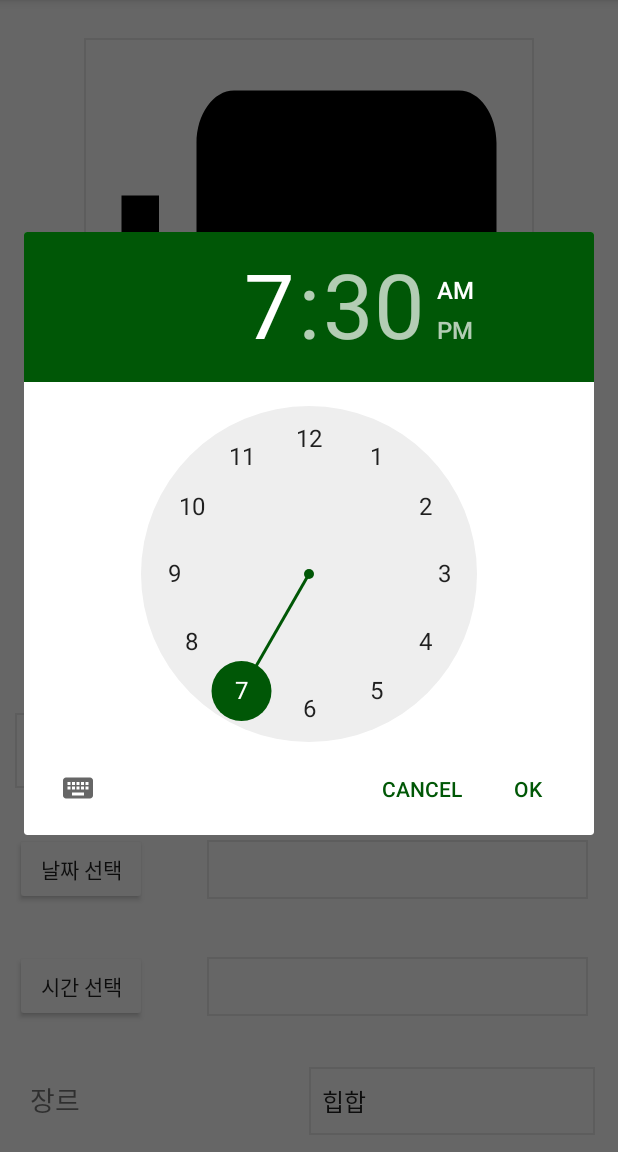
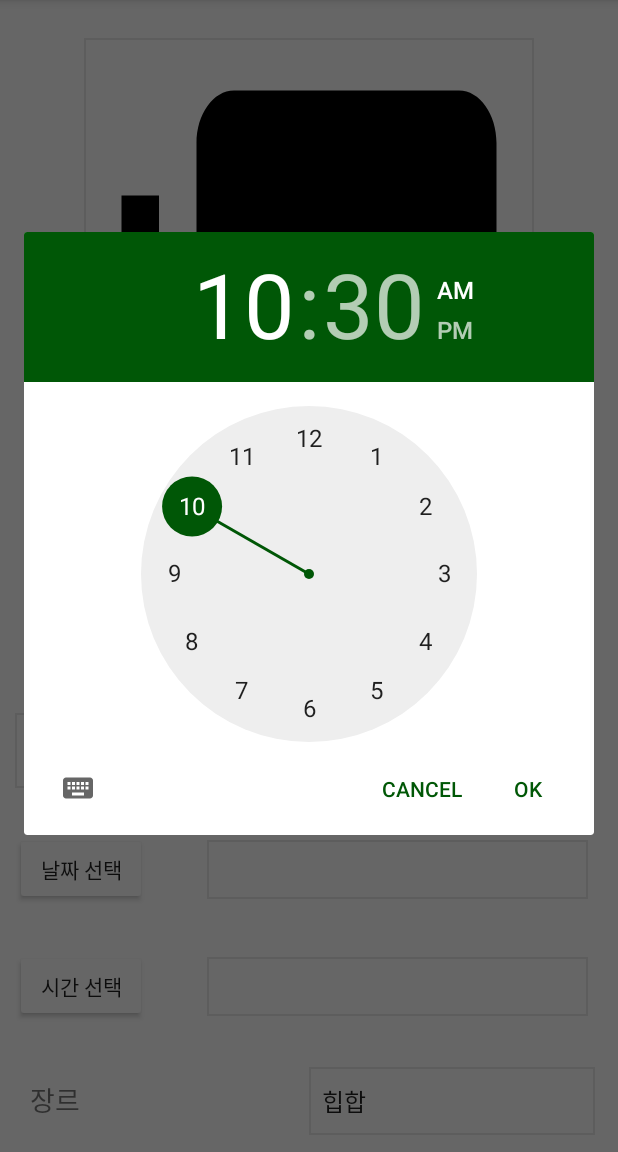
Before and after one commit to inhwaa/nssg, an Android app: the UploadPerformanceActivity screen opened directly, with no data from a screen before it, after a tap on "시간 선택", on a phone screen of 412 x 824 dp, the part 84-1236 px from its top. Run offline under Robolectric (Android 15) with nearby library versions, the phone set to English and light mode, and no system bars; our stand-ins replace Volley; 2 other taps on this screen came first.

Commit message:
UploadPerformanceActivity 캘린더 현재날짜,시간으로 초기화

```diff
--- a/app/src/main/java/com/inhwa/nan/activity/UploadPerformanceActivity.java
+++ b/app/src/main/java/com/inhwa/nan/activity/UploadPerformanceActivity.java
@@ -45,7 +45,11 @@ import com.inhwa.nan.app.AppController;
 import com.inhwa.nan.helper.SQLiteHandler;
 import com.inhwa.nan.helper.SessionManager;
 
+import java.text.DateFormat;
+import java.util.Calendar;
+import java.util.Date;
 import java.util.HashMap;
+import java.util.Locale;
 import java.util.Map;
 
 /**
@@ -118,16 +122,16 @@ public class UploadPerformanceActivity extends AppCompatActivity{
         session = new SessionManager(getApplicationContext());
 
         // Fetching user details from SQLite
-        HashMap<String, String> user = db.getUserDetails();
-        s_email = user.get("email").toString();
+//        HashMap<String, String> user = db.getUserDetails();
+//        s_email = user.get("email").toString();
 
-        Toast.makeText(getApplicationContext(), "이메일 : " + s_email, Toast.LENGTH_SHORT).show();
-        java.util.Calendar cal = java.util.Calendar.getInstance();
+        Date today = new Date ();
+        Calendar cal = Calendar.getInstance ( );
+        cal.setTime (today);
 
         year = cal.get ( cal.YEAR );
         month = cal.get ( cal.MONTH );
         day = cal.get ( cal.DATE ) ;
-
         hour = cal.get ( cal.HOUR_OF_DAY ) ;
         min = cal.get ( cal.MINUTE );
 
@@ -158,13 +162,6 @@ public class UploadPerformanceActivity extends AppCompatActivity{
         spinnerSetGenre.setOnItemSelectedListener(new AdapterView.OnItemSelectedListener() {
             public void onItemSelected(AdapterView<?> parent, View view, int position, long id) {
                 s_genre = spinnerSetGenre.getSelectedItem().toString();
-                //   Toast.makeText(getApplicationContext(), "장르 : " + s_genre, Toast.LENGTH_SHORT).show();
-               /* if(parent.getSelectedItemPosition() == 0){
-                    Toast.makeText(getApplicationContext(), "장르를 선택해줍쇼", Toast.LENGTH_SHORT).show();
-                }else {
-                    s_genre = spinnerSetGenre.getSelectedItem().toString();
-                    Toast.makeText(getApplicationContext(), "장르 : " + s_genre, Toast.LENGTH_SHORT).show();
-                }*/
             }
 
             public void onNothingSelected(AdapterView<?> parent) {
@@ -175,7 +172,6 @@ public class UploadPerformanceActivity extends AppCompatActivity{
         spinnerSetRegion.setOnItemSelectedListener(new AdapterView.OnItemSelectedListener() {
             public void onItemSelected(AdapterView<?> parent, View view, int position, long id) {
                 s_region = spinnerSetRegion.getSelectedItem().toString();
-                // Toast.makeText(getApplicationContext(), "지역 : " + s_region, Toast.LENGTH_SHORT).show();
             }
 
             public void onNothingSelected(AdapterView<?> parent) {
@@ -185,21 +181,20 @@ public class UploadPerformanceActivity extends AppCompatActivity{
         btnSetImage.setOnClickListener(new View.OnClickListener() {
             public void onClick(View v) {
                 albumAction();
-                //Toast.makeText(getApplicationContext(), "공연 홍보 이미지를 선택하세요.", Toast.LENGTH_SHORT).show();
             }
 
         });
 
         btnSetDate.setOnClickListener(new View.OnClickListener() {
             public void onClick(View v) {
-                Toast.makeText(getApplicationContext(), "공연 날짜를 선택하세요.", Toast.LENGTH_SHORT).show();
+                Toast.makeText(getApplicationContext(), "공연날짜를 선택하세요.", Toast.LENGTH_SHORT).show();
                 showDialog(DIALOG_DATE);
             }
         });
 
         btnSetTime.setOnClickListener(new View.OnClickListener() {
             public void onClick(View v) {
-                Toast.makeText(getApplicationContext(), "공연 시간 선택.", Toast.LENGTH_LONG).show();
+                Toast.makeText(getApplicationContext(), "공연시간을 선택하세요.", Toast.LENGTH_LONG).show();
                 showDialog(DIALOG_TIME);
             }
         });
@@ -262,10 +257,9 @@ public class UploadPerformanceActivity extends AppCompatActivity{
                                 s_year = year;
                                 s_month = month + 1;
                                 s_day = dayOfMonth;
-
-                                date_view.setText(s_year + "년 " + s_month + "월 " + s_day + "일 ");
+                                date_view.setText(s_year + "/" + s_month + "/" + s_day);
                             }
-                        }, 2017, 6, 25); //오늘 날짜로 초기화 하고싶다
+                        }, year, month, day); //오늘 날짜로 초기화 하고싶다
                 return dpd;
 
             case DIALOG_TIME:
@@ -276,10 +270,11 @@ public class UploadPerformanceActivity extends AppCompatActivity{
                                 Toast.makeText(getApplicationContext(),
                                         hourOfDay + "시 " + minute + "분을 선택했습니다",
                                         Toast.LENGTH_SHORT).show();
-
-                                time_view.setText(hourOfDay + "시" + minute + "분");
+                                s_hour = hourOfDay;
+                                s_min = minute;
+                                time_view.setText(s_hour + ":" + s_min);
                             }
-                        }, 7, 30, false);
+                        }, hour, min, false);
                 return tpd;
         }
         return super.onCreateDialog(id);
@@ -289,8 +284,6 @@ public class UploadPerformanceActivity extends AppCompatActivity{
         Intent albumIntent = new Intent(Intent.ACTION_PICK, MediaStore.Images.Media.EXTERNAL_CONTENT_URI);
         albumIntent.setType("image/*");
         albumIntent.putExtra("crop", "false");
-        //albumIntent.putExtra("aspectX", 1);
-        //albumIntent.putExtra("aspectY", 1);
         albumIntent.putExtra("outputX", 150);
         albumIntent.putExtra("outputY", 205);
         albumIntent.putExtra("return-data", false);
@@ -363,8 +356,6 @@ public class UploadPerformanceActivity extends AppCompatActivity{
             @Override
             public void onResponse(String response) {
                 Log.d(TAG, "Register Response: " + response.toString());
-                // hideDialog();
-
             /*    try {
                     JSONObject jObj = new JSONObject(response);
                     boolean error = jObj.getBoolean("error");
--- a/app/src/main/res/values/dimens.xml
+++ b/app/src/main/res/values/dimens.xml
@@ -12,7 +12,7 @@
     <dimen name="article_titles">50sp</dimen>
     <dimen name="detail_titles">20sp</dimen>
 
-    <dimen name="card_height">304dp</dimen>
+    <dimen name="card_height">504dp</dimen>
     <dimen name="md_keylines">16dp</dimen>
     <dimen name="app_bar_height">256dp</dimen>
     <dimen name="article_keylines">40dp</dimen>
@@ -21,7 +21,7 @@
     <dimen name="cards_button_width">48dp</dimen>
     <dimen name="cards_button_height">48dp</dimen>
     <dimen name="article_subheading">16sp</dimen>
-    <dimen name="card_image_height">200dp</dimen>
+    <dimen name="card_image_height">400dp</dimen>
     <dimen name="list_body">14sp</dimen>
     <dimen name="navheader_height">222dp</dimen>
 
```
